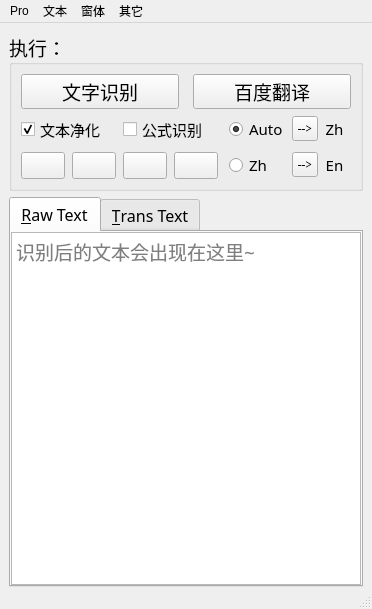
This is 文字识别API/文字识别 V0.5/window.ui in JifengLegend/Python-Study as Qt 5 draws it before an edit. The edited form follows.
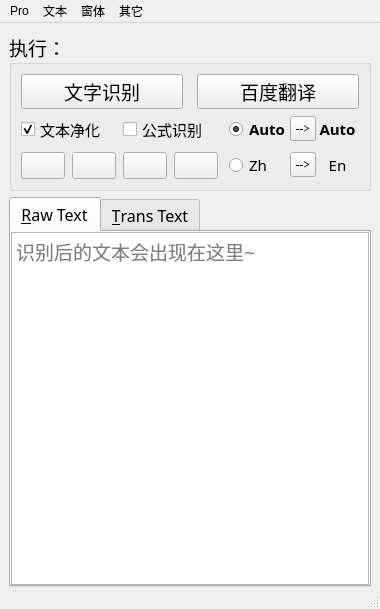
This is the edited form. Icons and pictures are not drawn.

```diff
--- a/文字识别API/文字识别 V0.5/window.ui
+++ b/文字识别API/文字识别 V0.5/window.ui
@@ -359,7 +359,7 @@
              </property>
              <property name="minimumSize">
               <size>
-               <width>63</width>
+               <width>61</width>
                <height>0</height>
               </size>
              </property>
@@ -367,6 +367,8 @@
               <font>
                <family>微软雅黑 Light</family>
                <pointsize>11</pointsize>
+               <weight>75</weight>
+               <bold>true</bold>
               </font>
              </property>
              <property name="toolTip">
@@ -430,7 +432,7 @@
              </property>
              <property name="minimumSize">
               <size>
-               <width>33</width>
+               <width>43</width>
                <height>0</height>
               </size>
              </property>
@@ -438,13 +440,15 @@
               <font>
                <family>微软雅黑 Light</family>
                <pointsize>11</pointsize>
+               <weight>75</weight>
+               <bold>true</bold>
               </font>
              </property>
              <property name="styleSheet">
               <string notr="true"/>
              </property>
              <property name="text">
-              <string>Zh</string>
+              <string>Auto</string>
              </property>
              <property name="alignment">
               <set>Qt::AlignCenter</set>
@@ -461,7 +465,7 @@
              </property>
              <property name="minimumSize">
               <size>
-               <width>63</width>
+               <width>61</width>
                <height>0</height>
               </size>
              </property>
@@ -523,7 +527,7 @@
              </property>
              <property name="minimumSize">
               <size>
-               <width>33</width>
+               <width>43</width>
                <height>0</height>
               </size>
              </property>
```
Left out of the diff: 52 changed lines with no effect on the pictures.
